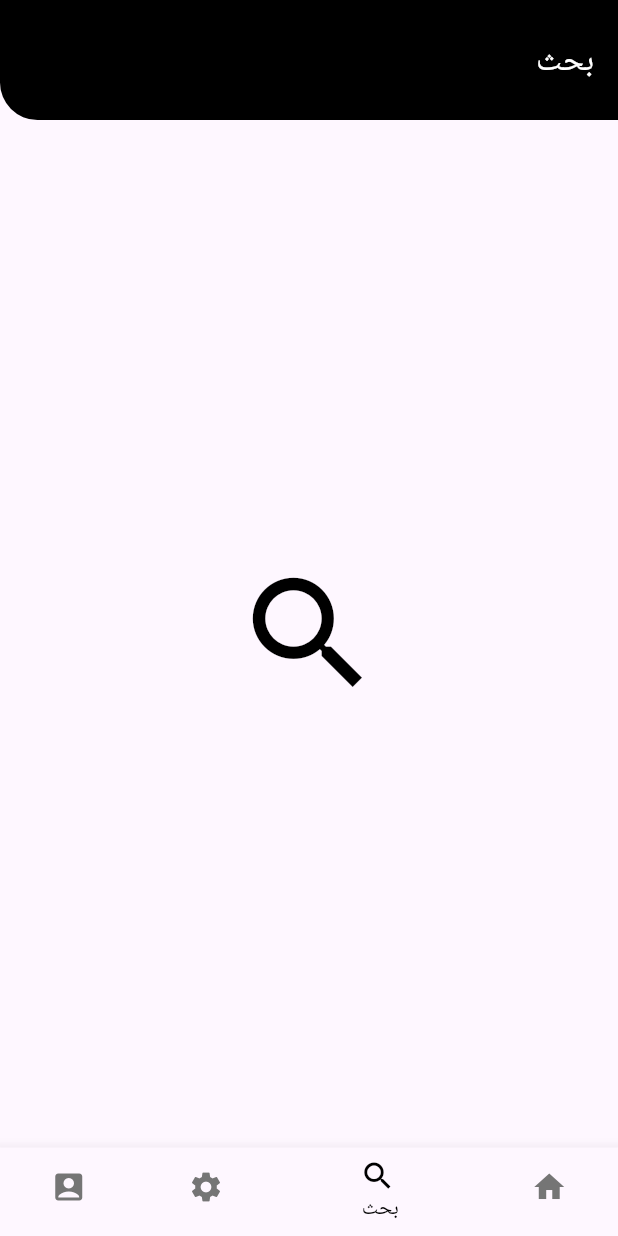
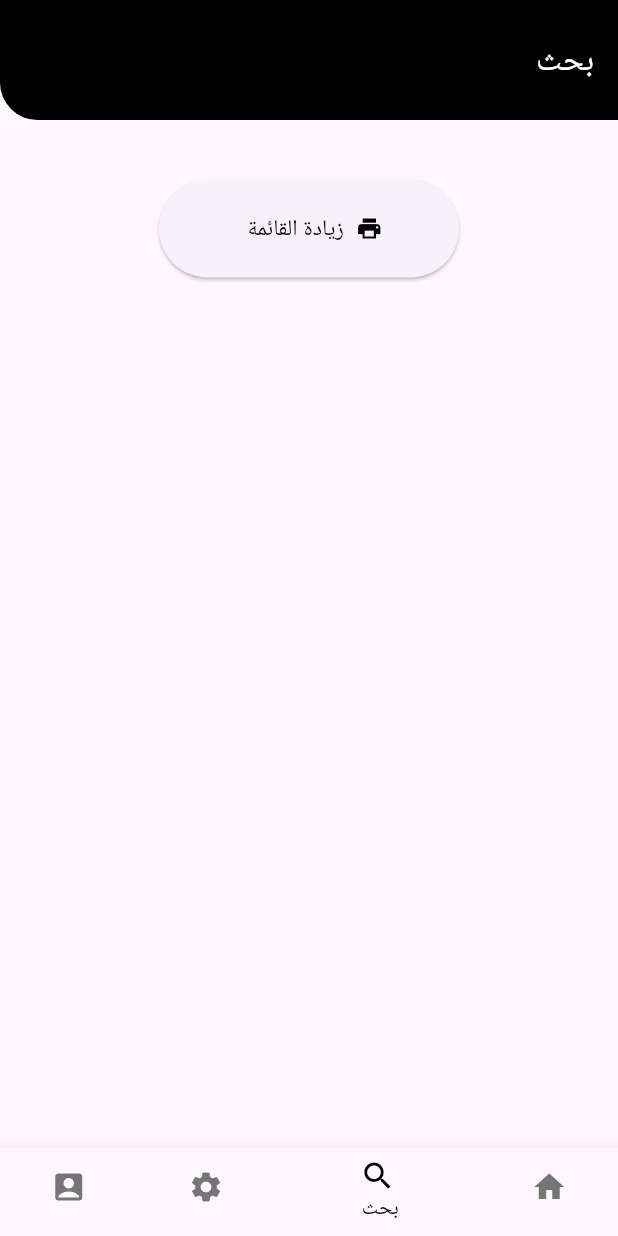
Before and after one commit to sa-bajeedh/flutter-course-lab, a Flutter app: the screen it shows after launch, item 2 of the bottom bar chosen, on a phone screen of 412 x 824 dp. Run offline on Flutter 3.47's test engine with Material 3 defaults, Android fonts, the phone set to English and light mode, and no system bars.

Commit message:
add listview in search page

```diff
--- a/lib/main.dart
+++ b/lib/main.dart
@@ -12,6 +12,7 @@ class MyApp extends StatelessWidget {
   @override
   Widget build(BuildContext context) {
     return MaterialApp(
+      debugShowCheckedModeBanner: false,
       title: 'Flutter Demo',
       theme: ThemeData(
 
--- a/lib/navigation_bar_screen.dart
+++ b/lib/navigation_bar_screen.dart
@@ -40,6 +40,7 @@ class _NavigationBarScreenState extends State<NavigationBarScreen> {
     return Directionality(
       textDirection: TextDirection.rtl,
       child: Scaffold(
+
         appBar: AppBar(
           title: Text(_getTitle(_navigationBarIndex),style: TextStyle(color: Colors.white),),
           toolbarHeight: 80,
--- a/lib/search_screen.dart
+++ b/lib/search_screen.dart
@@ -8,10 +8,53 @@ class SearchScreen extends StatefulWidget {
 }
 
 class _SearchScreenState extends State<SearchScreen> {
+
+  List <String> _result=[];
   @override
   Widget build(BuildContext context) {
-    return Center(
-      child: Icon(Icons.search,color: Colors.black,size: 100,),
+    return Container(
+      padding: EdgeInsets.all(20),
+      child: Column(
+
+        children: [
+          SizedBox(height: 20,),
+          SizedBox(
+              height: 65,
+              width: 200,
+              child: ElevatedButton.icon(
+                onPressed: () {
+                  setState(() {
+                     _result.add("Saeed Mahfouz ");
+                  });
+
+                },
+                label: Text(
+                  "زيادة القائمة",
+                  style: TextStyle(fontSize: 15, color: Colors.black),
+                ),
+                icon: Icon(Icons.print, color: Colors.black),
+              ),
+            ),
+
+             SizedBox(height: 20,),
+          Expanded(
+            child: ListView.separated(
+              itemCount: _result.length,
+              separatorBuilder: (context, index) => Divider(height:10,endIndent: 5,indent: 5,color: Colors.black,),
+              itemBuilder: (context, index) => ListTile(
+                title: Text(_result[index]),
+                trailing: IconButton(icon:Icon(Icons.delete) ,onPressed: () => setState(() {
+                  _result.removeAt(index);
+                })),
+                shape: RoundedRectangleBorder(
+                  borderRadius: BorderRadius.circular(20),
+                  side: BorderSide(color: Colors.black)
+                ),
+              ),),
+          ),
+        ],
+      ),
     );
+
   }
 }
```
